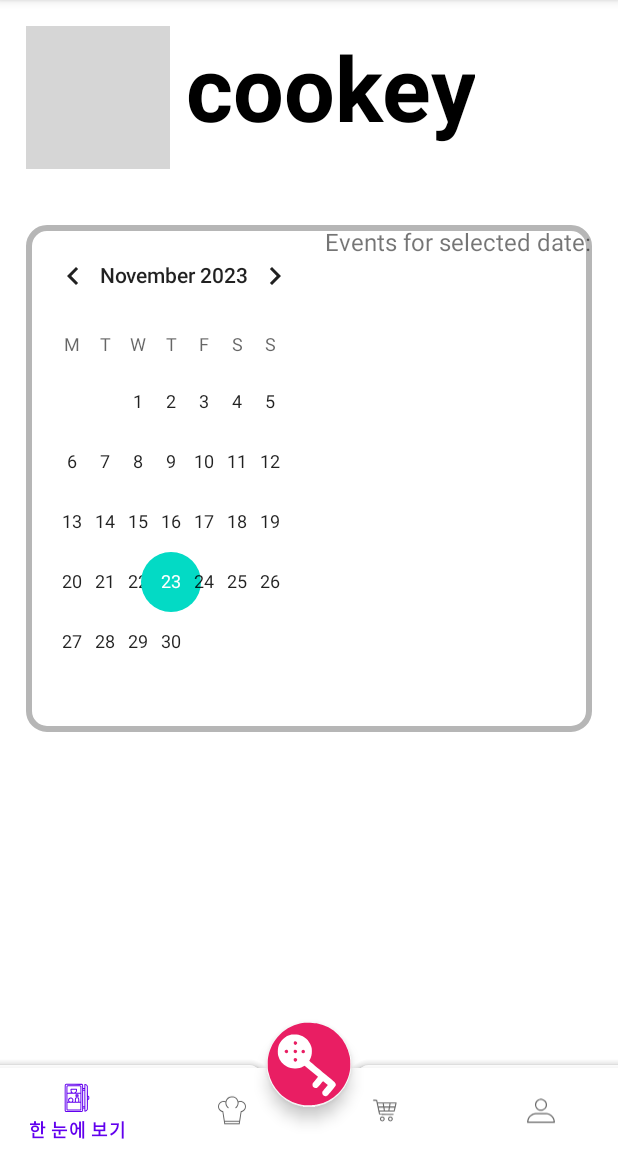
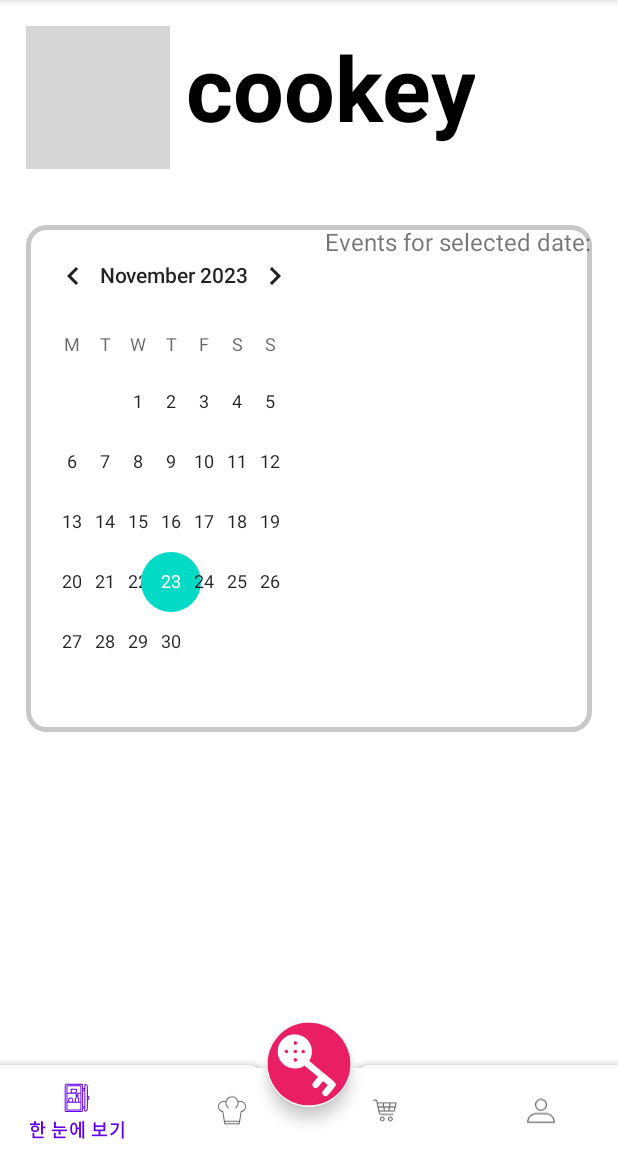
Before and after one commit to ziizero/cookey_bottom, an Android app: the screen it shows after launch (MainActivity), on a phone screen of 412 x 824 dp, the part 84-1236 px from its top. Run offline under Robolectric (Android 15) with nearby library versions, the phone set to English and light mode, and no system bars; grey boxes are pictures that could not be loaded.

Commit message:
수정 2차

```diff
--- a/app/src/main/res/drawable/border_background.xml
+++ b/app/src/main/res/drawable/border_background.xml
@@ -2,6 +2,6 @@
     <solid android:color="@android:color/white" /> <!-- Background color -->
     <corners android:radius="12dp" /> <!-- Corner radius for rounded corners -->
     <stroke
-        android:color="#B6B6B6"
-        android:width="6px" /> <!-- Border width -->
+        android:color="#BEB6B6B6"
+        android:width="5px" /> <!-- Border width -->
 </shape>
--- a/app/src/main/res/layout/activity_main.xml
+++ b/app/src/main/res/layout/activity_main.xml
@@ -8,6 +8,7 @@
     tools:context=".MainActivity">
 
     <!-- Bottom App Bar -->
+
     <com.google.android.material.bottomappbar.BottomAppBar
         android:id="@+id/bottomAppBar"
         android:layout_width="match_parent"
```
